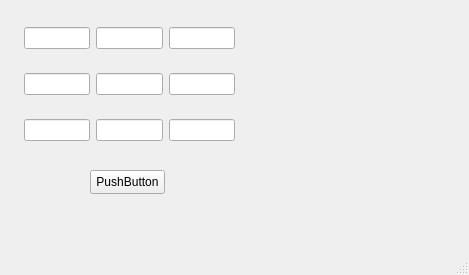
This is mainwindow.ui in Lunatic2339/calculator as Qt 5 draws it before an edit. The edited form follows.
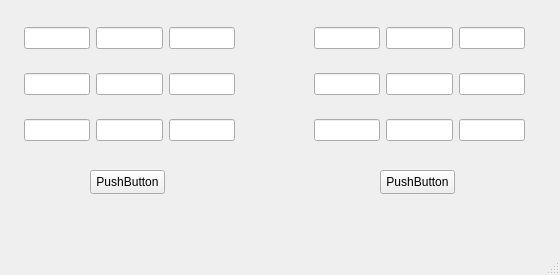
This is the edited form.

```diff
--- a/mainwindow.ui
+++ b/mainwindow.ui
@@ -6,7 +6,7 @@
    <rect>
     <x>0</x>
     <y>0</y>
-    <width>469</width>
+    <width>560</width>
     <height>275</height>
    </rect>
   </property>
@@ -62,7 +62,99 @@
       <widget class="QLineEdit" name="lineEdit_8"/>
      </item>
      <item row="2" column="2">
-      <widget class="QLineEdit" name="lineEdit_9"/>
+      <widget class="QLineEdit" name="inputBox9">
+       <property name="text">
+        <string/>
+       </property>
+      </widget>
+     </item>
+    </layout>
+   </widget>
+   <widget class="QPushButton" name="pushButton_2">
+    <property name="geometry">
+     <rect>
+      <x>380</x>
+      <y>170</y>
+      <width>75</width>
+      <height>24</height>
+     </rect>
+    </property>
+    <property name="text">
+     <string>PushButton</string>
+    </property>
+   </widget>
+   <widget class="QWidget" name="gridLayoutWidget_2">
+    <property name="geometry">
+     <rect>
+      <x>314</x>
+      <y>9</y>
+      <width>211</width>
+      <height>151</height>
+     </rect>
+    </property>
+    <layout class="QGridLayout" name="gridLayout_2">
+     <item row="0" column="0">
+      <widget class="QLineEdit" name="resultBox1">
+       <property name="text">
+        <string/>
+       </property>
+      </widget>
+     </item>
+     <item row="2" column="1">
+      <widget class="QLineEdit" name="resultBox8">
+       <property name="text">
+        <string/>
+       </property>
+      </widget>
+     </item>
+     <item row="0" column="1">
+      <widget class="QLineEdit" name="resultBox2">
+       <property name="text">
+        <string/>
+       </property>
+      </widget>
+     </item>
+     <item row="1" column="1">
+      <widget class="QLineEdit" name="resultBox5">
+       <property name="text">
+        <string/>
+       </property>
+      </widget>
+     </item>
+     <item row="2" column="0">
+      <widget class="QLineEdit" name="resultBox7">
+       <property name="text">
+        <string/>
+       </property>
+      </widget>
+     </item>
+     <item row="1" column="0">
+      <widget class="QLineEdit" name="resultBox4">
+       <property name="text">
+        <string/>
+       </property>
+      </widget>
+     </item>
+     <item row="1" column="2">
+      <widget class="QLineEdit" name="resultBox6">
+       <property name="text">
+        <string/>
+       </property>
+      </widget>
+     </item>
+     <item row="0" column="2">
+      <widget class="QLineEdit" name="resultBox3">
+       <property name="text">
+        <string/>
+       </property>
+      </widget>
+     </item>
+     <item row="2" column="2">
+      <widget class="QLineEdit" name="resultBox9">
+       <property name="text">
+        <string/>
+       </property>
+      </widget>
      </item>
     </layout>
    </widget>
```
Left out of the diff: 52 changed lines with no effect on the pictures.
